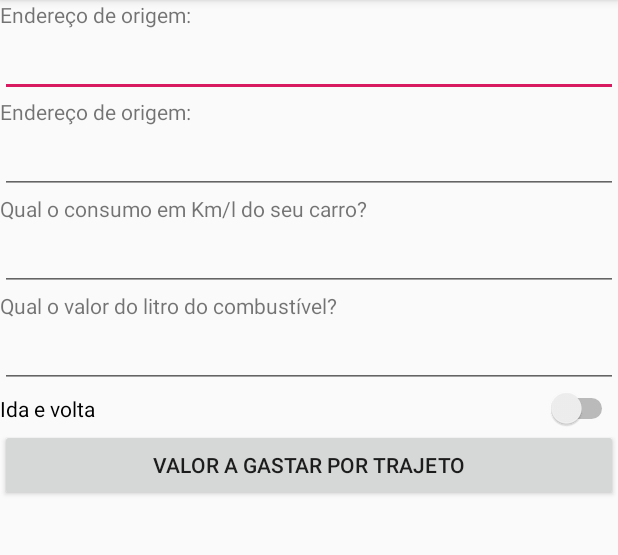
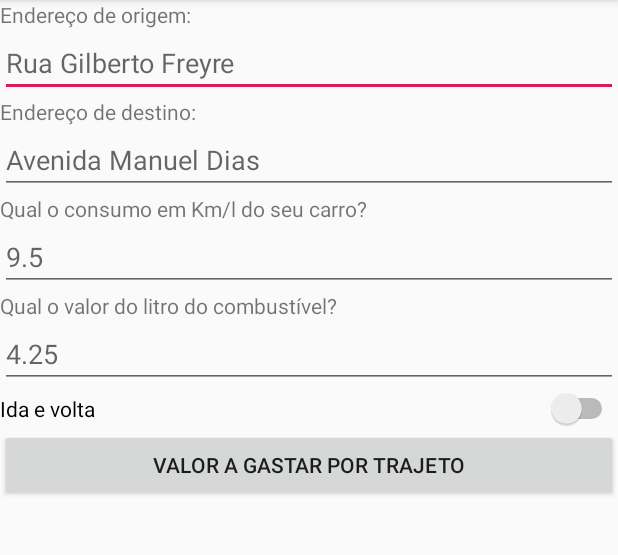
Before and after one commit to GuilhermeCunha/Gasolina, an Android app: the valorAGastarPorTrajeto screen opened directly, with no data from a screen before it, on a phone screen of 412 x 824 dp, the part 84-639 px from its top. Run offline under Robolectric (Android 15) with nearby library versions, the phone set to English and light mode, and no system bars.

Commit message:
#9 Bug Fix

```diff
--- a/app/src/main/java/ModulosJava/Distance.java
+++ b/app/src/main/java/ModulosJava/Distance.java
@@ -49,8 +49,8 @@ public class Distance {
 
             return distance;
         }catch(JSONException e){
-            //tratar
+            return 0.0;
         }
-        return 0.0;
+        //return 0.0;
     }
 }
--- a/app/src/main/res/layout/layout_valor_agastar_por_trajeto.xml
+++ b/app/src/main/res/layout/layout_valor_agastar_por_trajeto.xml
@@ -19,20 +19,20 @@
         android:layout_width="match_parent"
         android:layout_height="wrap_content"
         android:inputType="text"
-        android:autofillHints="@string/TxtOrigem"/>
+        android:hint="@string/HintEditOrigem"/>
 
     <TextView
         android:id="@+id/TxtDestino"
         android:layout_width="match_parent"
         android:layout_height="wrap_content"
-        android:text="@string/TxtOrigem" />
+        android:text="@string/TxtDestino" />
 
     <EditText
         android:id="@+id/EditDestino"
         android:layout_width="match_parent"
         android:layout_height="wrap_content"
         android:inputType="text"
-        android:autofillHints="@string/TxtDestino"/>
+        android:hint="@string/HintEditDestino"/>
     <TextView
     android:id="@+id/TxtConsumo"
     android:layout_width="match_parent"
@@ -44,7 +44,7 @@
         android:layout_width="match_parent"
         android:layout_height="wrap_content"
         android:inputType="text"
-        android:autofillHints="Consumo em Km/L"/>
+        android:hint="@string/HintEditConsumo" />
     <TextView
         android:id="@+id/TxtValorCombustivel"
         android:layout_width="match_parent"
@@ -56,7 +56,7 @@
         android:layout_width="match_parent"
         android:layout_height="wrap_content"
         android:inputType="text"
-        android:autofillHints="@string/TxtValorCombustivel"/>
+        android:hint="@string/HintEditValorCombustivel"/>
 
 
     <Switch
--- a/app/src/main/res/values/strings.xml
+++ b/app/src/main/res/values/strings.xml
@@ -15,4 +15,8 @@
     <string name="TxtConsumo">Qual o consumo em Km/l do seu carro?</string>
     <string name="TxtValorCombustivel">Qual o valor do litro do combustível?</string>
     <string name="CheckIdaEVolta">Ida e volta</string>
+    <string name="HintEditOrigem">Rua Gilberto Freyre</string>
+    <string name="HintEditDestino">Avenida Manuel Dias</string>
+    <string name="HintEditConsumo">9.5</string>
+    <string name="HintEditValorCombustivel">4.25</string>
 </resources>
```
Also changed, not shown: app/src/main/java/com/example/savegas/valorAGastarPorTrajeto.java (+15 -3 lines).
